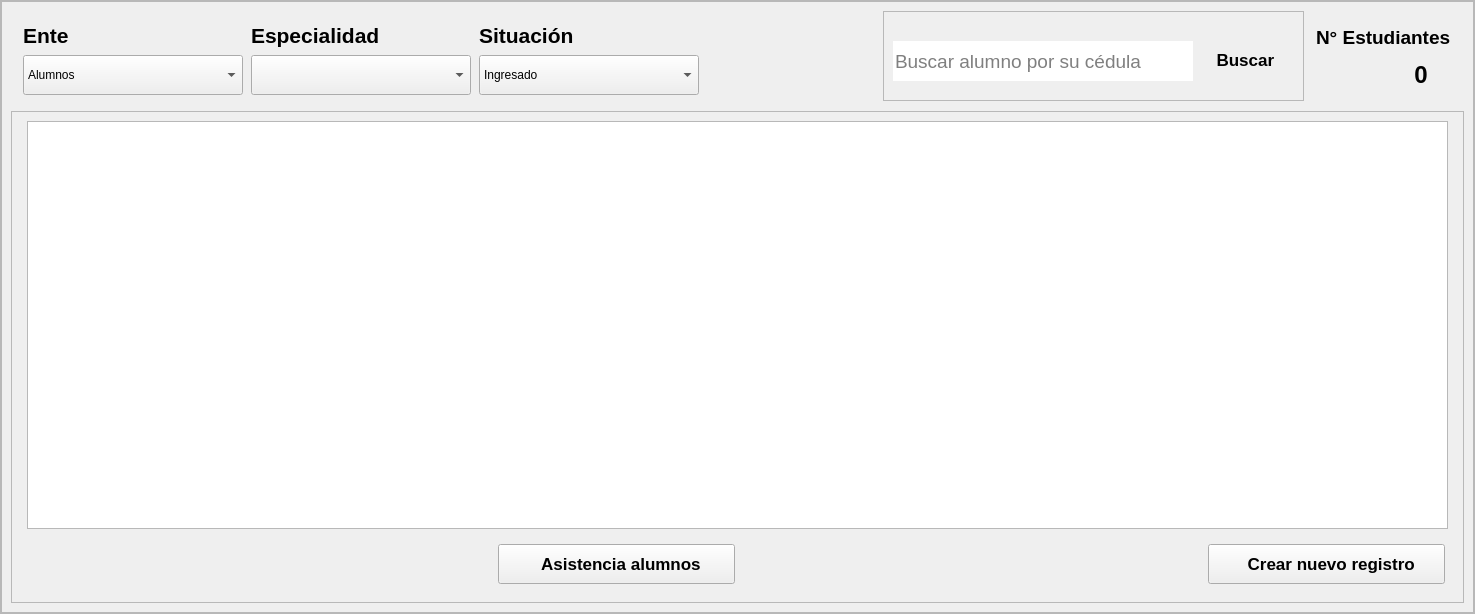
Qt form recursos_graficos_y_logicos/elementos_graficos_ui/pantalla_de_vista_general_de_alumnos.ui (Enmanuel-86/TELA-APP) before a commit.
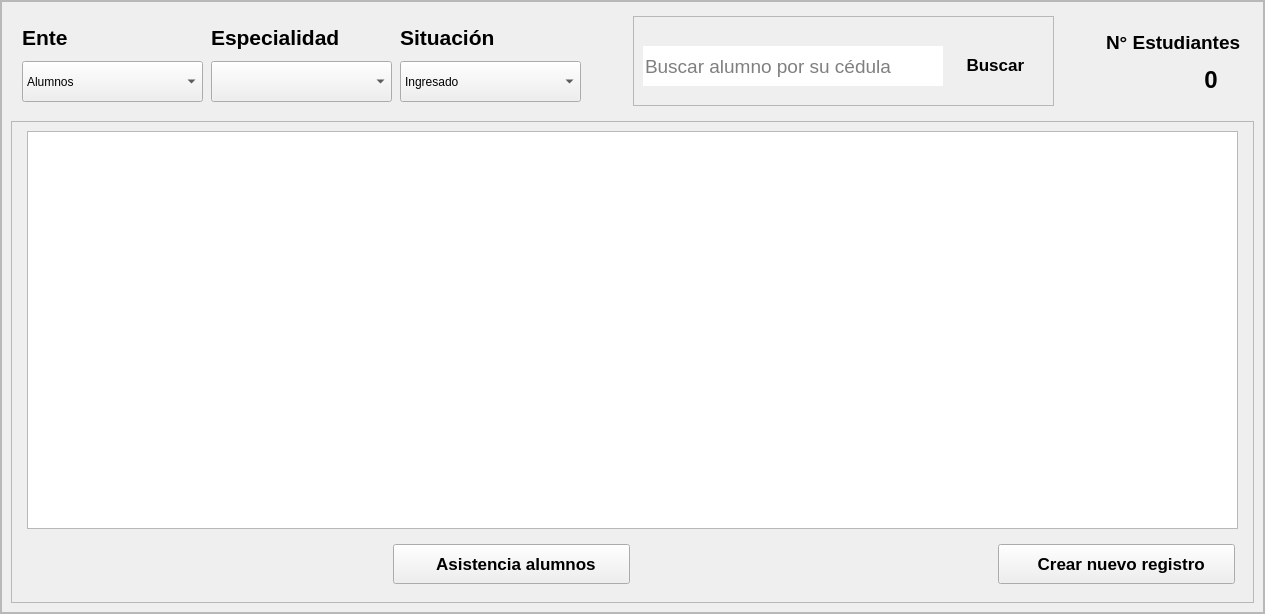
The same form after that commit. Icons and pictures are not drawn.

Commit message: Se redimensionaron los combobox

```diff
--- a/recursos_graficos_y_logicos/elementos_graficos_ui/pantalla_de_vista_general_de_alumnos.ui
+++ b/recursos_graficos_y_logicos/elementos_graficos_ui/pantalla_de_vista_general_de_alumnos.ui
@@ -6,7 +6,7 @@
    <rect>
     <x>0</x>
     <y>0</y>
-    <width>1475</width>
+    <width>1265</width>
     <height>614</height>
    </rect>
   </property>
@@ -42,7 +42,7 @@
        <rect>
         <x>0</x>
         <y>0</y>
-        <width>1473</width>
+        <width>1263</width>
         <height>612</height>
        </rect>
       </property>
@@ -113,21 +113,21 @@
              <item>
               <widget class="QFrame" name="espacio_para_las_opciones">
                <property name="sizePolicy">
-                <sizepolicy hsizetype="Fixed" vsizetype="Fixed">
+                <sizepolicy hsizetype="Fixed" vsizetype="Expanding">
                  <horstretch>0</horstretch>
                  <verstretch>0</verstretch>
                 </sizepolicy>
                </property>
                <property name="minimumSize">
                 <size>
-                 <width>731</width>
-                 <height>90</height>
+                 <width>581</width>
+                 <height>0</height>
                 </size>
                </property>
                <property name="maximumSize">
                 <size>
-                 <width>461</width>
-                 <height>90</height>
+                 <width>581</width>
+                 <height>16777215</height>
                 </size>
                </property>
                <property name="sizeIncrement">
@@ -142,19 +142,8 @@
                <property name="frameShadow">
                 <enum>QFrame::Plain</enum>
                </property>
-               <widget class="QWidget" name="">
-                <property name="geometry">
-                 <rect>
-                  <x>10</x>
-                  <y>10</y>
-                  <width>680</width>
-                  <height>74</height>
-                 </rect>
-                </property>
-                <layout class="QHBoxLayout" name="horizontalLayout_2">
-                 <item>
-                  <layout class="QVBoxLayout" name="verticalLayout_6">
-                   <item>
+               <layout class="QGridLayout" name="gridLayout_2">
+                <item row="0" column="0">
                     <widget class="QLabel" name="titulo_de_boton_de_opciones_2">
                      <property name="sizePolicy">
                       <sizepolicy hsizetype="Preferred" vsizetype="Preferred">
@@ -193,67 +182,7 @@
                      </property>
                     </widget>
                    </item>
-                   <item>
-                    <widget class="QComboBox" name="boton_entidades">
-                     <property name="sizePolicy">
-                      <sizepolicy hsizetype="Fixed" vsizetype="Fixed">
-                       <horstretch>0</horstretch>
-                       <verstretch>0</verstretch>
-                      </sizepolicy>
-                     </property>
-                     <property name="minimumSize">
-                      <size>
-                       <width>220</width>
-                       <height>40</height>
-                      </size>
-                     </property>
-                     <property name="maximumSize">
-                      <size>
-                       <width>200</width>
-                       <height>16777215</height>
-                      </size>
-                     </property>
-                     <property name="styleSheet">
-                      <string notr="true"/>
-                     </property>
-                     <property name="editable">
-                      <bool>false</bool>
-                     </property>
-                     <property name="currentText">
-                      <string>Alumnos</string>
-                     </property>
-                     <property name="currentIndex">
-                      <number>0</number>
-                     </property>
-                     <property name="insertPolicy">
-                      <enum>QComboBox::NoInsert</enum>
-                     </property>
-                     <property name="iconSize">
-                      <size>
-                       <width>40</width>
-                       <height>40</height>
-                      </size>
-                     </property>
-                     <property name="placeholderText">
-                      <string/>
-                     </property>
-                     <item>
-                      <property name="text">
-                       <string>Alumnos</string>
-                      </property>
-                     </item>
-                     <item>
-                      <property name="text">
-                       <string>Representantes</string>
-                      </property>
-                     </item>
-                    </widget>
-                   </item>
-                  </layout>
-                 </item>
-                 <item>
-                  <layout class="QVBoxLayout" name="verticalLayout_2">
-                   <item>
+                <item row="0" column="1">
                     <widget class="QLabel" name="titulo_de_boton_de_opciones">
                      <property name="sizePolicy">
                       <sizepolicy hsizetype="Preferred" vsizetype="Preferred">
@@ -292,57 +221,7 @@
                      </property>
                     </widget>
                    </item>
-                   <item>
-                    <widget class="QComboBox" name="boton_especialidades">
-                     <property name="sizePolicy">
-                      <sizepolicy hsizetype="Fixed" vsizetype="Fixed">
-                       <horstretch>0</horstretch>
-                       <verstretch>0</verstretch>
-                      </sizepolicy>
-                     </property>
-                     <property name="minimumSize">
-                      <size>
-                       <width>220</width>
-                       <height>40</height>
-                      </size>
-                     </property>
-                     <property name="maximumSize">
-                      <size>
-                       <width>200</width>
-                       <height>16777215</height>
-                      </size>
-                     </property>
-                     <property name="styleSheet">
-                      <string notr="true"/>
-                     </property>
-                     <property name="editable">
-                      <bool>false</bool>
-                     </property>
-                     <property name="currentText">
-                      <string/>
-                     </property>
-                     <property name="currentIndex">
-                      <number>-1</number>
-                     </property>
-                     <property name="insertPolicy">
-                      <enum>QComboBox::NoInsert</enum>
-                     </property>
-                     <property name="iconSize">
-                      <size>
-                       <width>40</width>
-                       <height>40</height>
-                      </size>
-                     </property>
-                     <property name="placeholderText">
-                      <string/>
-                     </property>
-                    </widget>
-                   </item>
-                  </layout>
-                 </item>
-                 <item>
-                  <layout class="QVBoxLayout" name="verticalLayout">
-                   <item>
+                <item row="0" column="2">
                     <widget class="QLabel" name="titulo_de_boton_de_situacion">
                      <property name="sizePolicy">
                       <sizepolicy hsizetype="Preferred" vsizetype="Preferred">
@@ -381,7 +260,109 @@
                      </property>
                     </widget>
                    </item>
+                <item row="1" column="0">
+                 <widget class="QComboBox" name="boton_entidades">
+                  <property name="sizePolicy">
+                   <sizepolicy hsizetype="Fixed" vsizetype="Fixed">
+                    <horstretch>0</horstretch>
+                    <verstretch>0</verstretch>
+                   </sizepolicy>
+                  </property>
+                  <property name="minimumSize">
+                   <size>
+                    <width>181</width>
+                    <height>41</height>
+                   </size>
+                  </property>
+                  <property name="maximumSize">
+                   <size>
+                    <width>181</width>
+                    <height>41</height>
+                   </size>
+                  </property>
+                  <property name="styleSheet">
+                   <string notr="true"/>
+                  </property>
+                  <property name="editable">
+                   <bool>false</bool>
+                  </property>
+                  <property name="currentText">
+                   <string>Alumnos</string>
+                  </property>
+                  <property name="currentIndex">
+                   <number>0</number>
+                  </property>
+                  <property name="insertPolicy">
+                   <enum>QComboBox::NoInsert</enum>
+                  </property>
+                  <property name="iconSize">
+                   <size>
+                    <width>40</width>
+                    <height>40</height>
+                   </size>
+                  </property>
+                  <property name="placeholderText">
+                   <string/>
+                  </property>
                    <item>
+                   <property name="text">
+                    <string>Alumnos</string>
+                   </property>
+                  </item>
+                  <item>
+                   <property name="text">
+                    <string>Representantes</string>
+                   </property>
+                  </item>
+                 </widget>
+                </item>
+                <item row="1" column="1">
+                 <widget class="QComboBox" name="boton_especialidades">
+                  <property name="sizePolicy">
+                   <sizepolicy hsizetype="Fixed" vsizetype="Fixed">
+                    <horstretch>0</horstretch>
+                    <verstretch>0</verstretch>
+                   </sizepolicy>
+                  </property>
+                  <property name="minimumSize">
+                   <size>
+                    <width>181</width>
+                    <height>41</height>
+                   </size>
+                  </property>
+                  <property name="maximumSize">
+                   <size>
+                    <width>181</width>
+                    <height>41</height>
+                   </size>
+                  </property>
+                  <property name="styleSheet">
+                   <string notr="true"/>
+                  </property>
+                  <property name="editable">
+                   <bool>false</bool>
+                  </property>
+                  <property name="currentText">
+                   <string/>
+                  </property>
+                  <property name="currentIndex">
+                   <number>-1</number>
+                  </property>
+                  <property name="insertPolicy">
+                   <enum>QComboBox::NoInsert</enum>
+                  </property>
+                  <property name="iconSize">
+                   <size>
+                    <width>40</width>
+                    <height>40</height>
+                   </size>
+                  </property>
+                  <property name="placeholderText">
+                   <string/>
+                  </property>
+                 </widget>
+                </item>
+                <item row="1" column="2">
                     <widget class="QComboBox" name="boton_situacion">
                      <property name="sizePolicy">
                       <sizepolicy hsizetype="Fixed" vsizetype="Fixed">
@@ -391,14 +372,14 @@
                      </property>
                      <property name="minimumSize">
                       <size>
-                       <width>220</width>
-                       <height>40</height>
+                    <width>181</width>
+                    <height>41</height>
                       </size>
                      </property>
                      <property name="maximumSize">
                       <size>
-                       <width>200</width>
-                       <height>16777215</height>
+                    <width>181</width>
+                    <height>41</height>
                       </size>
                      </property>
                      <property name="styleSheet">
@@ -453,9 +434,6 @@
                     </widget>
                    </item>
                   </layout>
-                 </item>
-                </layout>
-               </widget>
               </widget>
              </item>
              <item>
@@ -474,7 +452,7 @@
              <item>
               <widget class="QFrame" name="espacio_para_barra_de_busqueda">
                <property name="sizePolicy">
-                <sizepolicy hsizetype="Fixed" vsizetype="Fixed">
+                <sizepolicy hsizetype="Fixed" vsizetype="Expanding">
                  <horstretch>0</horstretch>
                  <verstretch>0</verstretch>
                 </sizepolicy>
@@ -601,6 +579,19 @@
                </widget>
               </widget>
              </item>
+             <item>
+              <spacer name="horizontalSpacer_4">
+               <property name="orientation">
+                <enum>Qt::Horizontal</enum>
+               </property>
+               <property name="sizeHint" stdset="0">
+                <size>
+                 <width>37</width>
+                 <height>17</height>
+                </size>
+               </property>
+              </spacer>
+             </item>
              <item>
               <widget class="QFrame" name="contador">
                <property name="sizePolicy">
```
Lines whose indentation alone changed are shown as unchanged. The commit also changes 3 other files.
